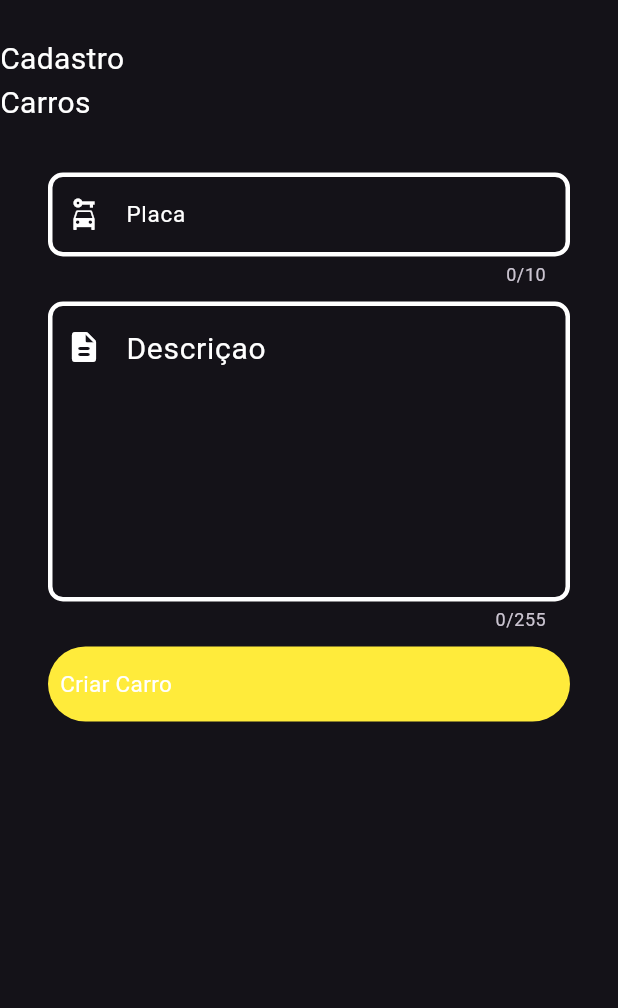
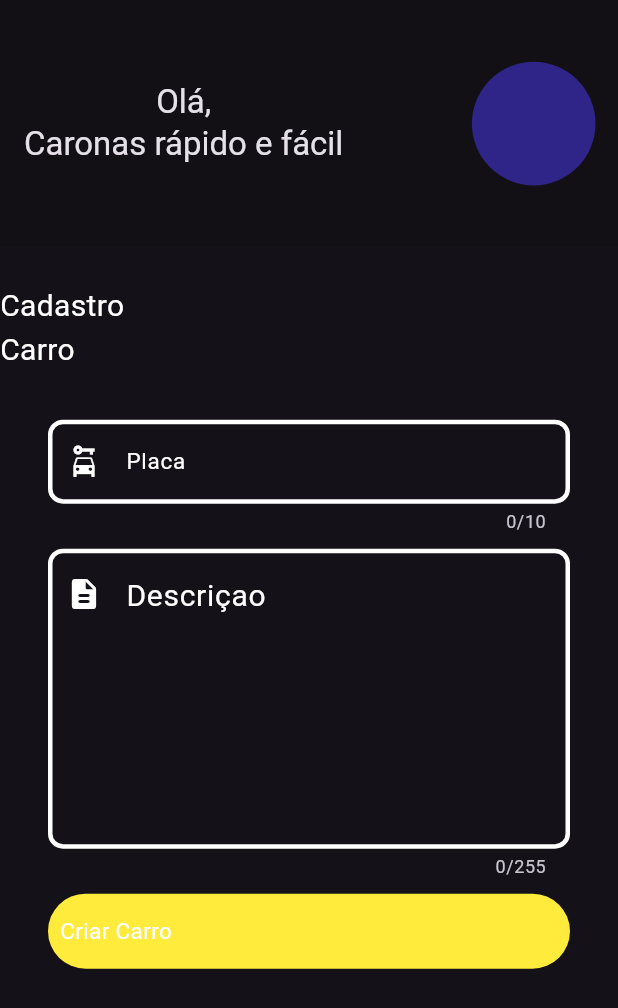
Before and after one commit to utfpr/carona-front, a Flutter app: the screen it shows after launch, on a phone screen of 412 x 824 dp. Shown: the top 1008 px of the screen. Run offline on Flutter 3.47's test engine with Material 3 defaults, Android fonts, the phone set to English and light mode, and no system bars; our stand-ins replace google_nav_bar.

Commit message:
feat: add appbar in CarRegister

```diff
--- a/caronafront/lib/Pages/CarRegistrationPage.dart
+++ b/caronafront/lib/Pages/CarRegistrationPage.dart
@@ -97,9 +97,8 @@ class _CarRegisterPageState extends State<CarRegisterPage> {
     focusplate.dispose();
     controllerplate.dispose();
   }
-  AppBar buildappbar(BuildContext context,AuthenticationUser user,{required double heightbar,required Color color,
+  AppBar buildappbar(BuildContext context,{required double heightbar,required Color color,
   required double radiuscircle,required double heightsizebox}){
-
     return AppBar(
     actions: [
       Padding(padding:const EdgeInsetsDirectional.all(15) ,
@@ -155,13 +154,16 @@ class _CarRegisterPageState extends State<CarRegisterPage> {
   @override
   Widget build(BuildContext context) {
     return Scaffold(
+    appBar: buildappbar(context,heightbar: 0.2,
+    radiuscircle: 0.05,heightsizebox: 0.01,
+    color: Colors.black12),
       body: Column(
       mainAxisSize: MainAxisSize.min,
       mainAxisAlignment: MainAxisAlignment.spaceEvenly,
       children:[
       const Padding(
         padding: EdgeInsets.fromLTRB(0, 25, 290, 0),
-        child: Text("Cadastro Carros",style: TextStyle(
+        child: Text("Cadastro Carro",style: TextStyle(
         color: Colors.white,
         fontSize: 20
       ),),
```
Also changed, not shown: caronafront/lib/Pages/widget/CarList.dart (added, +40 -0 lines).
